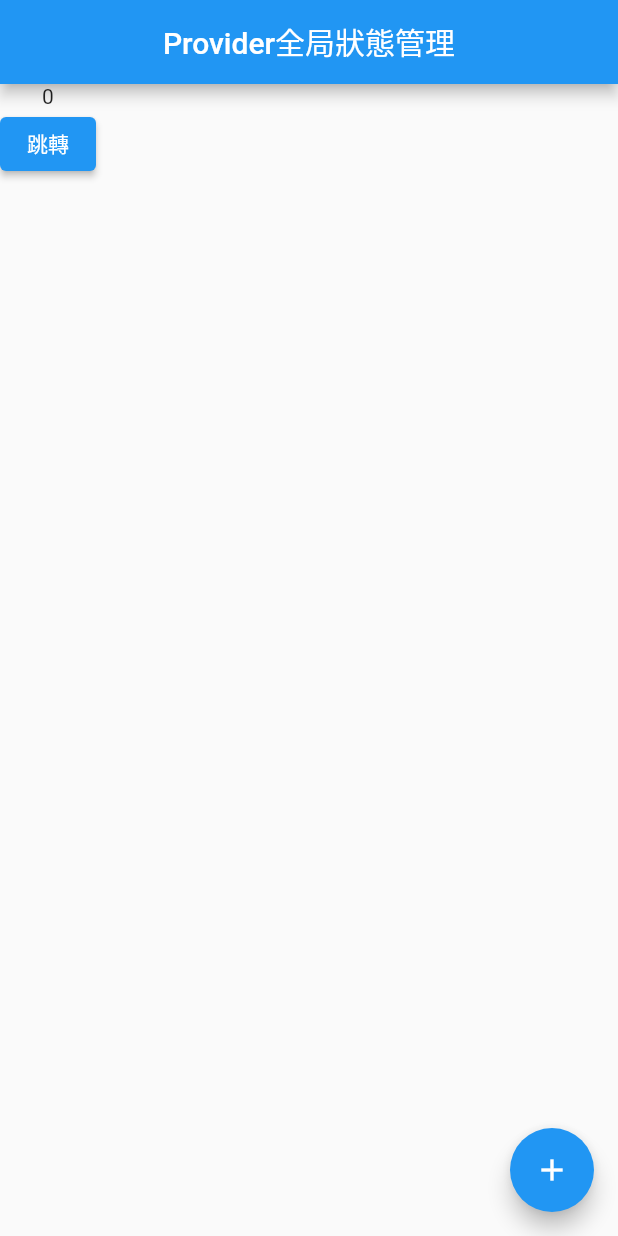
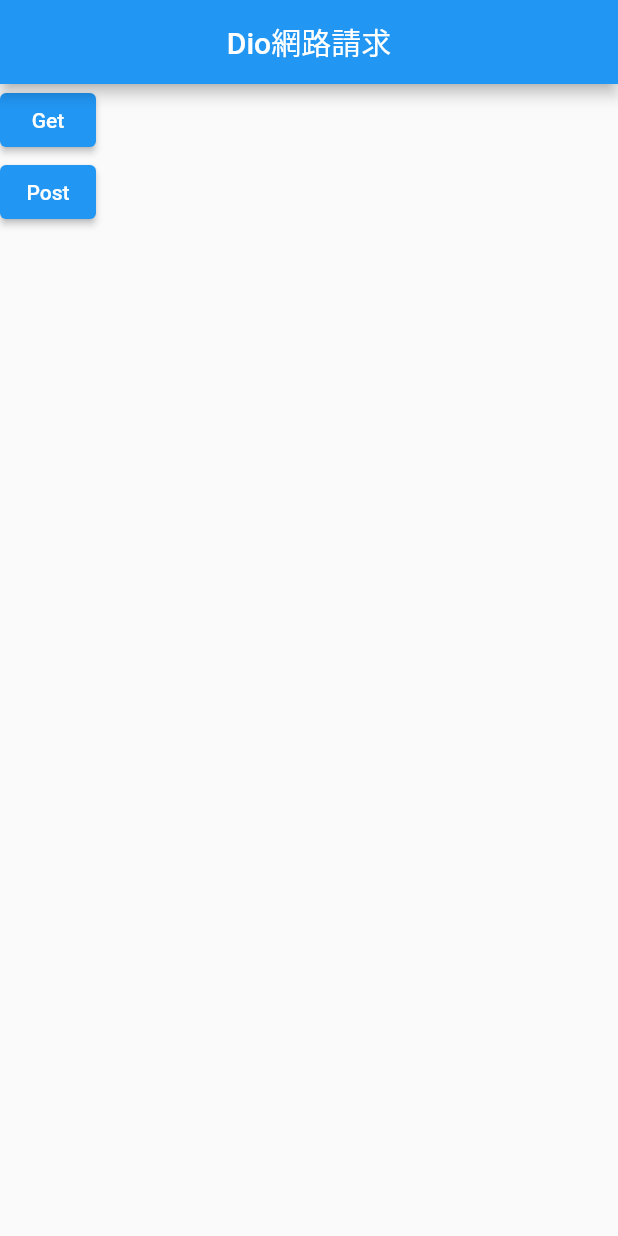
Before and after one commit to martin25tung/flutter_basic, a Flutter app: the screen it shows after launch, on a phone screen of 412 x 824 dp. Run offline on Flutter 3.47's test engine with Material 2 defaults, Android fonts, the phone set to English and light mode, and no system bars; our stand-ins replace dio.

Commit message:
網路請求Dio

```diff
--- a/lib/main.dart
+++ b/lib/main.dart
@@ -7,6 +7,7 @@ import 'package:flutter_basic/widgets/debug_demo.dart';
 import 'package:flutter_basic/widgets/demo_01.dart';
 import 'package:flutter_basic/widgets/demo_04.dart';
 import 'package:flutter_basic/widgets/demo_05.dart';
+import 'package:flutter_basic/widgets/dio_demo.dart';
 import 'package:flutter_basic/widgets/grid_view_demo.dart';
 import 'package:flutter_basic/widgets/layout_demo.dart';
 import 'package:flutter_basic/widgets/listview_demo.dart';
@@ -53,8 +54,9 @@ class MyApp extends StatelessWidget {
         "debug": (context) => DebugDemo(),
         "provider": (context) => ProviderDemo(),
         "provider2": (context) => ProviderDemoTwo(),
+        "dio": (context) => DioDemo(),
       },
-      initialRoute: "provider",
+      initialRoute: "dio",
       onGenerateRoute: (s) {
         // 可以在這裡做未登入檢查
         switch (s.name) {
--- /dev/null
+++ b/lib/widgets/dio_demo.dart
@@ -0,0 +1,58 @@
+import 'package:dio/dio.dart';
+import 'package:flutter/cupertino.dart';
+import 'package:flutter/material.dart';
+
+class DioDemo extends StatefulWidget {
+  const DioDemo({Key? key}) : super(key: key);
+
+  @override
+  State<DioDemo> createState() => _DioDemoState();
+}
+
+class _DioDemoState extends State<DioDemo> {
+  Dio _dio = Dio();
+
+  @override
+  void initState() {
+    super.initState();
+    _dio.options.baseUrl = "http://api.td0f7.cn:8083/";
+  }
+
+  @override
+  Widget build(BuildContext context) {
+    return Scaffold(
+      appBar: AppBar(
+        title: Text("Dio網路請求"),
+        centerTitle: true,
+      ),
+      body: Column(
+        children: [
+          ElevatedButton(onPressed: _get, child: Text("Get")),
+          ElevatedButton(onPressed: _post, child: Text("Post"))
+        ],
+      ),
+    );
+  }
+
+  void _get() async {
+    var result = await _dio.get("dio/dio/test", queryParameters: {
+      "id": "1",
+    });
+    print(result);
+    var result1 = await _dio.get("dio/dio/test",
+        queryParameters: {
+          "id": "1",
+        },
+        options: Options(headers: {"token": "dasdfsdfa"}));
+    print(result1);
+  }
+
+  void _post() async {
+    var result = await _dio.post("dio/dio",
+        queryParameters: {
+          "id": "1",
+        },
+        options: Options(headers: {"token": "dfasdfa"}));
+    print(result);
+  }
+}
--- a/pubspec.yaml
+++ b/pubspec.yaml
@@ -37,6 +37,7 @@ dependencies:
   # Use with the CupertinoIcons class for iOS style icons.
   cupertino_icons: ^1.0.2
   provider: ^6.0.4
+  dio: ^4.0.0
 
 dev_dependencies:
   flutter_test:
```
Also changed, not shown: pubspec.lock.
